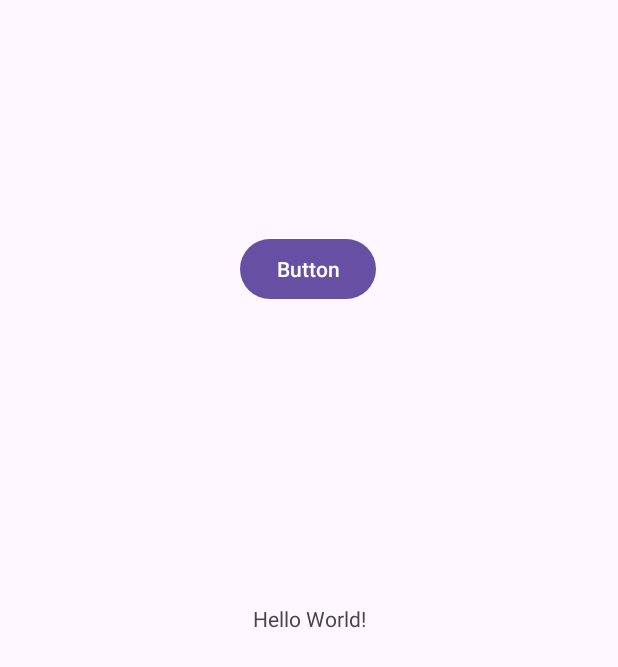
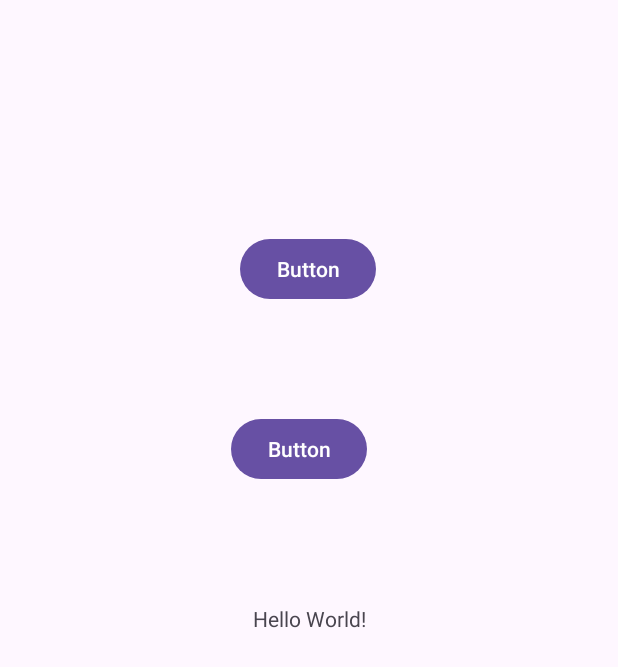
Before and after one commit to Reshala5739/KuznetsovPR22102Pz7, an Android app: the screen it shows after launch (MainActivity), on a phone screen of 412 x 824 dp. Shown: the top 667 px of the screen. Run offline under Robolectric (Android 15) with nearby library versions, the phone set to English and light mode, and no system bars.

Commit message:
CreateButton2

```diff
--- a/app/src/main/res/layout/activity_main.xml
+++ b/app/src/main/res/layout/activity_main.xml
@@ -31,4 +31,18 @@
         app:layout_constraintStart_toStartOf="parent"
         app:layout_constraintTop_toTopOf="parent" />
 
+    <Button
+        android:id="@+id/button2"
+        android:layout_width="wrap_content"
+        android:layout_height="wrap_content"
+        android:layout_marginStart="153dp"
+        android:layout_marginTop="60dp"
+        android:layout_marginEnd="167dp"
+        android:layout_marginBottom="68dp"
+        android:text="Button"
+        app:layout_constraintBottom_toTopOf="@+id/textView"
+        app:layout_constraintEnd_toEndOf="parent"
+        app:layout_constraintStart_toStartOf="parent"
+        app:layout_constraintTop_toBottomOf="@+id/button" />
+
 </androidx.constraintlayout.widget.ConstraintLayout>
```
